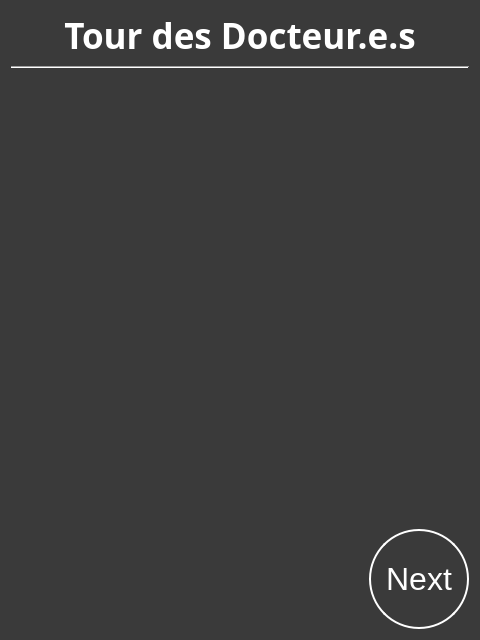
First picture: the form in SporzOBC-WAL/code/resources/Phases/Night/Doctor/turn.ui, repository Eben-Epi/SporzOBC, before the edit.
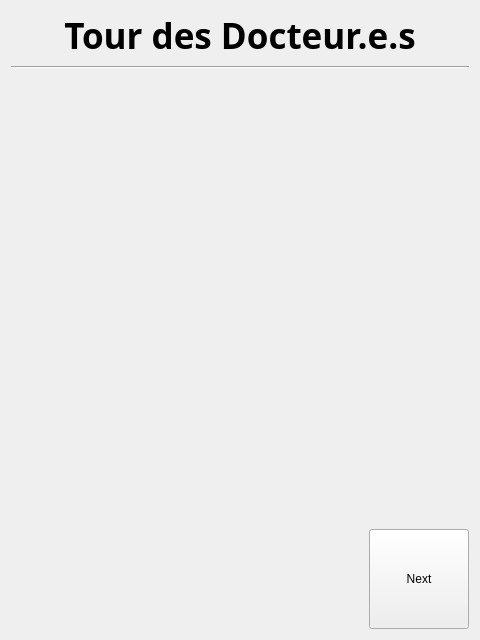
Second picture: the form after the edit.

Commit message: Changed style management of application (will need to use scratchpad pour a lot of night ui views)

The edit to the form file:
```diff
--- a/SporzOBC-WAL/code/resources/Phases/Night/Doctor/turn.ui
+++ b/SporzOBC-WAL/code/resources/Phases/Night/Doctor/turn.ui
@@ -13,23 +13,7 @@
   <property name="windowTitle">
    <string>Form</string>
   </property>
-  <property name="styleSheet">
-   <string notr="true">#DoctorsTurn {
-    background-color: rgb(58, 58, 58);;
-    }
-
-QLabel {
-	color:white;
-}
-
-QPushButton  {
-    border: 2px solid white;
-    background-color: rgb(58, 58, 58);
-    padding: 10px 10px;
-    font-size: 32px;
-	color:white;
-    border-radius: 50px;
-}</string>
+  <property name="styleSheet"><string notr="true"/>
   </property>
   <layout class="QGridLayout" name="gridLayout">
    <item row="0" column="0">
```
The commit also changes 109 other files.
